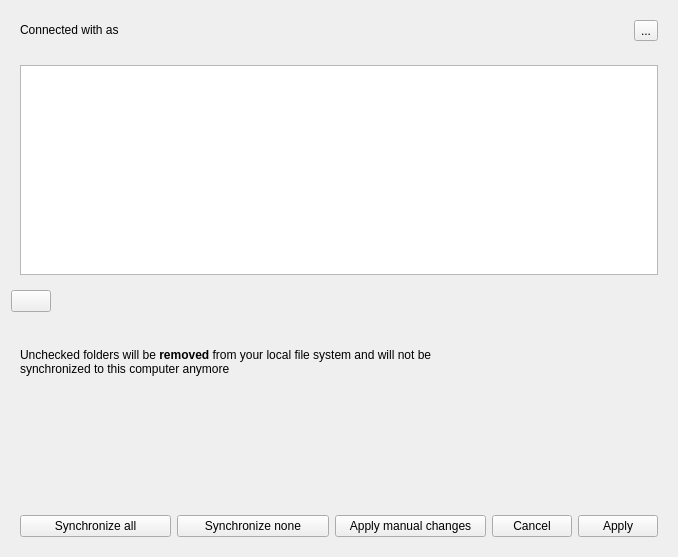
First picture: the form in src/gui/accountsettings.ui, repository GrossLukas/client, before the edit.
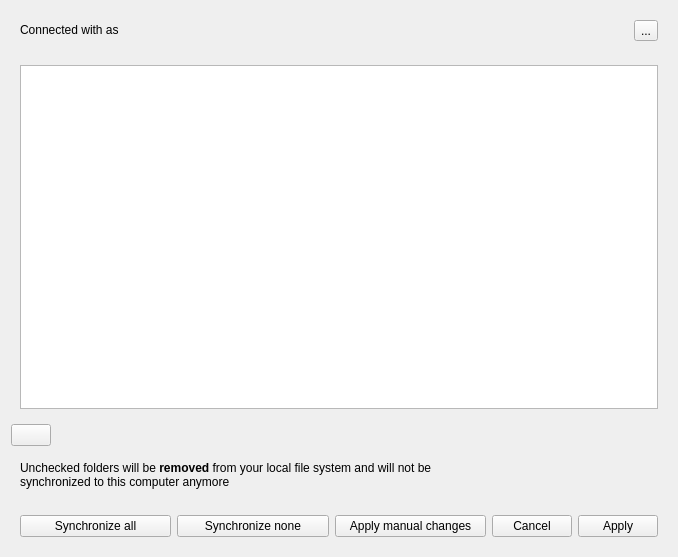
Second picture: the form after the edit. Custom widgets are drawn as their Qt base class.

Commit message:
Fix layout of selective sync widged
Fixes: #11054

Patch:
```diff
--- a/src/gui/accountsettings.ui
+++ b/src/gui/accountsettings.ui
@@ -51,6 +51,12 @@
    </item>
    <item>
     <widget class="QStackedWidget" name="stackedWidget">
+     <property name="sizePolicy">
+      <sizepolicy hsizetype="Expanding" vsizetype="Expanding">
+       <horstretch>0</horstretch>
+       <verstretch>5</verstretch>
+      </sizepolicy>
+     </property>
      <property name="currentIndex">
       <number>1</number>
      </property>
```
